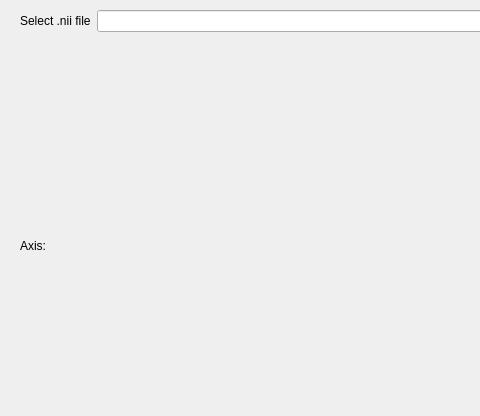
Before: the Qt Designer form CT anal.ui in HeadstrongCatgirl/carbonara, drawn with Qt 5; both pictures show x 0 to 480 and y 0 to 416 of the 837 by 630 pixel window.
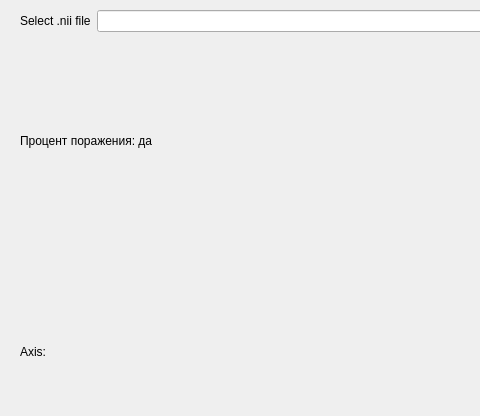
After: the same form once the commit is applied.

Commit message: added basic damage percentage calculation

What changed in the file:
```diff
--- a/CT anal.ui
+++ b/CT anal.ui
@@ -14,7 +14,7 @@
    <string>MainWindow</string>
   </property>
   <widget class="QWidget" name="centralwidget">
-   <widget class="QWidget" name="">
+   <widget class="QWidget" name="layoutWidget">
     <property name="geometry">
      <rect>
       <x>20</x>
@@ -54,6 +54,13 @@
      </item>
      <item>
       <layout class="QVBoxLayout" name="verticalLayout_2">
+       <item>
+        <widget class="QLabel" name="label_4">
+         <property name="text">
+          <string>Процент поражения: да</string>
+         </property>
+        </widget>
+       </item>
        <item>
         <widget class="QLabel" name="label">
          <property name="text">
```
The commit also changes 2 other files.
